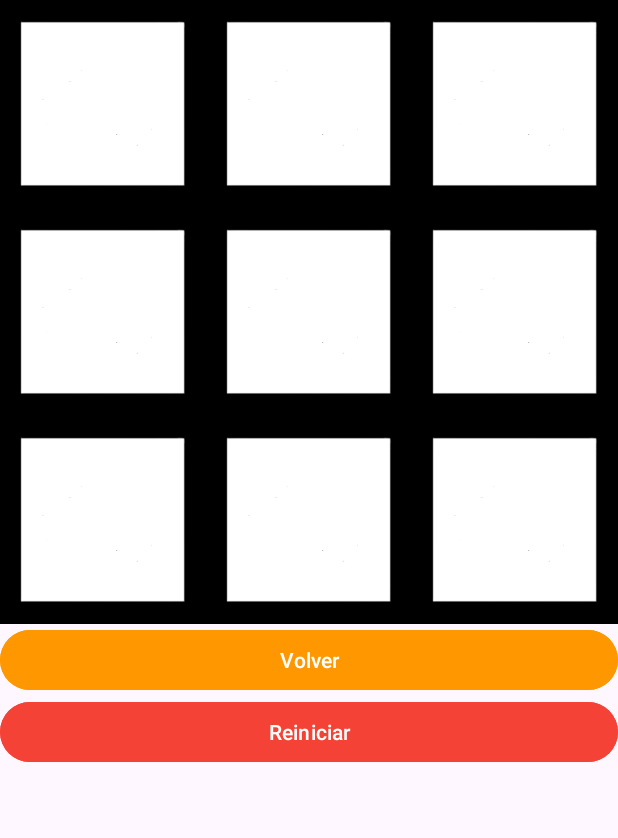
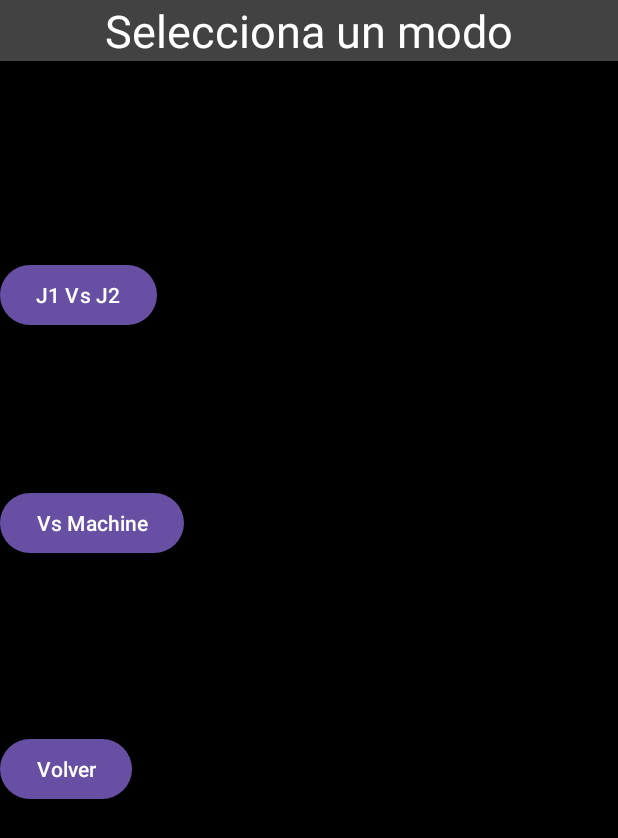
Before and after one commit to cherno1929/CSG3_2324, an Android app: the screen it shows after launch (PantallaTresEnRaya before the commit, pantalla_seleccion_modo after it), after a tap on "Jugar", on a phone screen of 412 x 824 dp. Shown: the top 838 px of the screen. Run offline under Robolectric (Android 15) with nearby library versions, the phone set to English and light mode, and no system bars.

Commit message:
Mejoras con la navegación del menú -Ahora hay una pantalla que te permitirá elegir en que modo de juego quieres jugar Problemas -El modo "Vs Maquina" aún no esta disponible -Sigue habiendo problemas con el acceso al archivo "partidas.txt"

```diff
--- a/app/src/main/AndroidManifest.xml
+++ b/app/src/main/AndroidManifest.xml
@@ -12,6 +12,9 @@
         android:supportsRtl="true"
         android:theme="@style/Theme.MyApplication"
         tools:targetApi="31">
+        <activity
+            android:name=".pantalla_seleccion_modo"
+            android:exported="false" />
         <activity
             android:name=".Pantalla2"
             android:exported="false" />
--- a/app/src/main/java/com/example/myapplication/Historial.kt
+++ b/app/src/main/java/com/example/myapplication/Historial.kt
@@ -1,14 +1,16 @@
 package com.example.myapplication
 
 import android.annotation.SuppressLint
+import java.io.BufferedWriter
 import java.io.File
 import java.io.FileOutputStream
+import java.io.FileWriter
 import java.text.SimpleDateFormat
 import java.util.Calendar
 
 class Historial {
 
-    private val dirrPartida = "partidas.txt"
+    private val dirrPartida = "app\\src\\main\\res\\raw\\data.txt"
 
     @SuppressLint("NewApi")
     fun getDate() : String {
@@ -19,8 +21,8 @@ class Historial {
     }
 
     fun getAllText() : String{
-        var txt = ""
-        try{
+        var txt = "Algo fue mal :("
+        /*try{
             txt = File(this.dirrPartida).readText(Charsets.UTF_8)
             if (txt == "") {
                 txt = "No hay partidas.txt registradas"
@@ -28,23 +30,21 @@ class Historial {
         }catch (ex : Exception){
             txt = "Ups, algo fue mal"
             throw ex
-        }
+        }*/
         return txt
     }
 
 
+
+
     fun addPart(newPart:String) {
-        val tx = newPart + " " + this.getDate()
+        /*
         val file = File(this.dirrPartida)
-        if (file.exists()){
-            try {
-                val fileOut = FileOutputStream(file, true)
-                fileOut.write(tx.toByteArray())
-                fileOut.close()
-            } catch (ex: Exception) {
-                throw ex
-            }
-        }
+        val writer = BufferedWriter(FileWriter(file, true))
+        writer.write(newPart + this.getDate())
+        writer.newLine()
+        writer.close()
+        */
     }
 
 }
--- a/app/src/main/java/com/example/myapplication/MainActivity.kt
+++ b/app/src/main/java/com/example/myapplication/MainActivity.kt
@@ -13,7 +13,7 @@ class MainActivity : AppCompatActivity() {
         val btn: Button = findViewById(R.id.butnplay)
         val btnH: Button = findViewById(R.id.butnhist)
         btn.setOnClickListener{
-            val intent1 = Intent(this,PantallaTresEnRaya::class.java)
+            val intent1 = Intent(this,pantalla_seleccion_modo::class.java)
             startActivity(intent1)
         }
         btnH.setOnClickListener{
--- a/app/src/main/java/com/example/myapplication/PantallaTresEnRaya.kt
+++ b/app/src/main/java/com/example/myapplication/PantallaTresEnRaya.kt
@@ -14,7 +14,7 @@ class PantallaTresEnRaya : AppCompatActivity() {
     private lateinit var tablero: Tablero
     private var end = false
     private var turnoJugador1 = true
-    private var hist = Historic()
+    private var hist = Historial()
     override fun onCreate(savedInstanceState: Bundle?) {
         super.onCreate(savedInstanceState)
         setContentView(R.layout.activity_pantalla_tres_en_raya)
--- /dev/null
+++ b/app/src/main/java/com/example/myapplication/pantalla_seleccion_modo.kt
@@ -0,0 +1,33 @@
+package com.example.myapplication
+
+import android.annotation.SuppressLint
+import android.content.Intent
+import androidx.appcompat.app.AppCompatActivity
+import android.os.Bundle
+import android.widget.Button
+
+class pantalla_seleccion_modo : AppCompatActivity() {
+    @SuppressLint("MissingInflatedId")
+    override fun onCreate(savedInstanceState: Bundle?) {
+        super.onCreate(savedInstanceState)
+        setContentView(R.layout.activity_pantalla_seleccion_modo)
+
+        val butnVsPl : Button = findViewById(R.id.button_vsPly)
+        val butnVsMch : Button = findViewById(R.id.button_vsPMach)
+        val butnVolver : Button = findViewById(R.id.button_goBack)
+
+        butnVsPl.setOnClickListener {
+            val intent = Intent(this,PantallaTresEnRaya::class.java)
+            startActivity(intent)
+        }
+        butnVsMch.setOnClickListener {
+            val intent = Intent(this,MainActivity::class.java)
+            startActivity(intent)
+        }
+        butnVolver.setOnClickListener {
+            val intent = Intent(this,MainActivity::class.java)
+            startActivity(intent)
+        }
+
+    }
+}
--- /dev/null
+++ b/app/src/main/res/layout/activity_pantalla_seleccion_modo.xml
@@ -0,0 +1,74 @@
+<?xml version="1.0" encoding="utf-8"?>
+<androidx.constraintlayout.widget.ConstraintLayout xmlns:android="http://schemas.android.com/apk/res/android"
+    xmlns:app="http://schemas.android.com/apk/res-auto"
+    xmlns:tools="http://schemas.android.com/tools"
+    android:layout_width="match_parent"
+    android:layout_height="match_parent"
+    tools:context=".pantalla_seleccion_modo"
+    android:background="@color/black">
+
+    <LinearLayout
+        android:id="@+id/linearLayout3"
+        android:layout_width="match_parent"
+        android:layout_height="wrap_content">
+
+        <TextView
+            android:layout_width="match_parent"
+            android:layout_height="wrap_content"
+            android:background="@color/cardview_dark_background"
+            android:text="Selecciona un modo"
+            android:textAlignment="center"
+            android:textColor="@color/white"
+            android:textSize="30dp" />
+    </LinearLayout>
+
+    <LinearLayout
+        android:layout_width="match_parent"
+        android:layout_height="wrap_content"
+        android:gravity="center">
+
+    </LinearLayout>
+
+    <LinearLayout
+        android:layout_width="match_parent"
+        android:layout_height="wrap_content"
+        android:gravity="center">
+
+    </LinearLayout>
+
+    <LinearLayout
+        android:layout_width="match_parent"
+        android:layout_height="wrap_content"
+        android:gravity="center">
+
+    </LinearLayout>
+
+    <Button
+        android:id="@+id/button_vsPly"
+        android:layout_width="wrap_content"
+        android:layout_height="wrap_content"
+        android:layout_marginTop="132dp"
+        android:text="J1 Vs J2"
+        app:layout_constraintTop_toBottomOf="@+id/linearLayout3"
+        tools:layout_editor_absoluteX="153dp" />
+
+    <Button
+        android:id="@+id/button_goBack"
+        android:layout_width="wrap_content"
+        android:layout_height="wrap_content"
+        android:layout_marginTop="116dp"
+        android:text="Volver"
+        app:layout_constraintTop_toBottomOf="@+id/button_vsPMach"
+        tools:layout_editor_absoluteX="161dp" />
+
+    <Button
+        android:id="@+id/button_vsPMach"
+        android:layout_width="wrap_content"
+        android:layout_height="wrap_content"
+        android:layout_marginTop="104dp"
+        android:text="Vs Machine"
+        app:layout_constraintTop_toBottomOf="@+id/button_vsPly"
+        tools:layout_editor_absoluteX="144dp" />
+
+
+</androidx.constraintlayout.widget.ConstraintLayout>
--- /dev/null
+++ b/app/src/main/res/raw/data.txt
@@ -0,0 +1 @@
+Vancedor -- 2003/09/12
```
